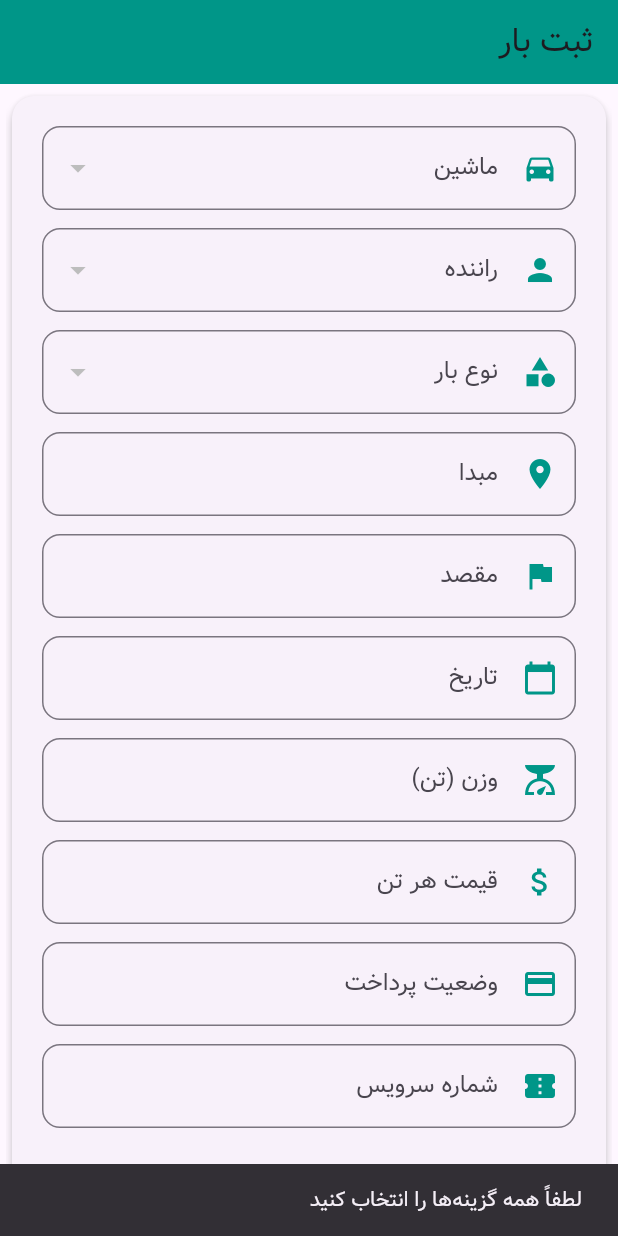
After one commit to asgharkarimi/khatooni, a Flutter app: the screen it shows after launch, after a tap on "ثبت بار", on a phone screen of 412 x 824 dp. The commit adds this screen. Run offline on Flutter 3.47's test engine with Material 3 defaults, Android fonts, the phone set to English and light mode, and no system bars; our stand-ins replace image_picker; network calls fail.

Commit message:
add car cargo form completed cargo after is cargo_TYPE_

```diff
--- /dev/null
+++ b/lib/addcargo_form.dart
@@ -0,0 +1,212 @@
+import 'dart:convert';
+import 'package:flutter/material.dart';
+import 'package:http/http.dart' as http;
+
+class AddCargoForm extends StatefulWidget {
+  @override
+  _AddCargoFormState createState() => _AddCargoFormState();
+}
+
+class _AddCargoFormState extends State<AddCargoForm> {
+  final _formKey = GlobalKey<FormState>();
+
+  List<Map<String, dynamic>> _cars = [];
+  List<Map<String, dynamic>> _drivers = [];
+  List<Map<String, dynamic>> _cargoTypes = [];
+
+  Map<String, dynamic>? _selectedCar;
+  Map<String, dynamic>? _selectedDriver;
+  Map<String, dynamic>? _selectedCargoType;
+
+  final TextEditingController _originController = TextEditingController();
+  final TextEditingController _destinationController = TextEditingController();
+  final TextEditingController _dateController = TextEditingController();
+  final TextEditingController _weightController = TextEditingController();
+  final TextEditingController _pricePerTonController = TextEditingController();
+  final TextEditingController _paymentStatusIdController = TextEditingController();
+  final TextEditingController _serviceNumberController = TextEditingController();
+
+  @override
+  void initState() {
+    super.initState();
+    _fetchCars();
+    _fetchDrivers();
+    _fetchCargoTypes();
+  }
+
+  Future<void> _fetchCars() async {
+    var uri = Uri.parse('http://192.168.188.166/khatoonbar/car_api.php');
+    try {
+      var response = await http.get(uri);
+      if (response.statusCode == 200) {
+        setState(() {
+          _cars = List<Map<String, dynamic>>.from(jsonDecode(response.body)['data'] ?? []);
+        });
+      }
+    } catch (e) {
+      print('Error fetching cars: $e');
+    }
+  }
+
+  Future<void> _fetchDrivers() async {
+    var uri = Uri.parse('http://192.168.188.166/khatoonbar/driver_api.php');
+    try {
+      var response = await http.get(uri);
+      if (response.statusCode == 200) {
+        setState(() {
+          _drivers = List<Map<String, dynamic>>.from(jsonDecode(response.body)['data'] ?? []);
+        });
+      }
+    } catch (e) {
+      print('Error fetching drivers: $e');
+    }
+  }
+
+  Future<void> _fetchCargoTypes() async {
+    var uri = Uri.parse('http://192.168.188.166/khatoonbar/cargo_type_api.php');
+    try {
+      var response = await http.get(uri);
+      if (response.statusCode == 200) {
+        setState(() {
+          _cargoTypes = List<Map<String, dynamic>>.from(jsonDecode(response.body)['data'] ?? []);
+        });
+      }
+    } catch (e) {
+      print('Error fetching cargo types: $e');
+    }
+  }
+
+  Future<void> _submitForm() async {
+    if (_formKey.currentState!.validate()) {
+      if (_selectedCar == null || _selectedDriver == null || _selectedCargoType == null) {
+        ScaffoldMessenger.of(context).showSnackBar(
+          SnackBar(content: Text('لطفاً همه گزینه‌ها را انتخاب کنید')),
+        );
+        return;
+      }
+
+      var uri = Uri.parse('http://192.168.188.166/khatoonbar/cargo_api.php');
+
+      try {
+        var response = await http.post(
+          uri,
+          headers: {'Content-Type': 'application/json'},
+          body: jsonEncode({
+            'car_id': _selectedCar!['id'].toString(),
+            'driver_id': _selectedDriver!['id'].toString(),
+            'cargo_type_id': _selectedCargoType!['id'].toString(),
+            'origin': _originController.text,
+            'destination': _destinationController.text,
+            'date': _dateController.text,
+            'weight': _weightController.text,
+            'price_per_ton': _pricePerTonController.text,
+            'payment_status_id': _paymentStatusIdController.text,
+            'service_number': _serviceNumberController.text,
+          }),
+        );
+
+        if (response.statusCode == 200) {
+          ScaffoldMessenger.of(context).showSnackBar(
+            SnackBar(content: Text('بار با موفقیت ثبت شد')),
+          );
+        } else {
+          ScaffoldMessenger.of(context).showSnackBar(
+            SnackBar(content: Text('خطا در ثبت بار')),
+          );
+        }
+      } catch (e) {
+        ScaffoldMessenger.of(context).showSnackBar(
+          SnackBar(content: Text('خطای شبکه: $e')),
+        );
+      }
+    }
+  }
+
+  @override
+  Widget build(BuildContext context) {
+    return Scaffold(
+      appBar: AppBar(title: Text('ثبت بار'), backgroundColor: Colors.teal),
+      body: Padding(
+        padding: const EdgeInsets.all(4.0),
+        child: Form(
+          key: _formKey,
+          child: SingleChildScrollView(
+            child: Card(
+              shape: RoundedRectangleBorder(borderRadius: BorderRadius.circular(15)),
+              elevation: 3,
+              child: Padding(
+                padding: const EdgeInsets.all(20.0),
+                child: Column(
+                  crossAxisAlignment: CrossAxisAlignment.stretch,
+                  children: [
+                    _buildDropdownField('ماشین', _cars, _selectedCar, Icons.directions_car, (value) {
+                      setState(() => _selectedCar = value);
+                    }),
+                    _buildDropdownField('راننده', _drivers, _selectedDriver, Icons.person, (value) {
+                      setState(() => _selectedDriver = value);
+                    }),
+                    _buildDropdownField('نوع بار', _cargoTypes, _selectedCargoType, Icons.category, (value) {
+                      setState(() => _selectedCargoType = value);
+                    }),
+                    _buildTextFormField('مبدا', _originController, Icons.location_on),
+                    _buildTextFormField('مقصد', _destinationController, Icons.flag),
+                    _buildTextFormField('تاریخ', _dateController, Icons.calendar_today),
+                    _buildTextFormField('وزن (تن)', _weightController, Icons.scale),
+                    _buildTextFormField('قیمت هر تن', _pricePerTonController, Icons.attach_money),
+                    _buildTextFormField('وضعیت پرداخت', _paymentStatusIdController, Icons.payment),
+                    _buildTextFormField('شماره سرویس', _serviceNumberController, Icons.confirmation_number),
+                    SizedBox(height: 16),
+                    ElevatedButton(
+                      onPressed: _submitForm,
+                      style: ElevatedButton.styleFrom(
+                        backgroundColor: Colors.teal,
+                        shape: RoundedRectangleBorder(borderRadius: BorderRadius.circular(12)),
+                        padding: EdgeInsets.symmetric(vertical: 14),
+                      ),
+                      child: Text('ثبت بار', style: TextStyle(fontSize: 18, color: Colors.white)),
+                    ),
+                  ],
+                ),
+              ),
+            ),
+          ),
+        ),
+      ),
+    );
+  }
+
+  Widget _buildDropdownField(String label, List<Map<String, dynamic>> items, Map<String, dynamic>? selectedValue, IconData icon, Function(Map<String, dynamic>?) onChanged) {
+    return Padding(
+      padding: const EdgeInsets.only(bottom: 12.0),
+      child: DropdownButtonFormField<Map<String, dynamic>>(
+        decoration: InputDecoration(
+          prefixIcon: Icon(icon, color: Colors.teal),
+          labelText: label,
+          border: OutlineInputBorder(borderRadius: BorderRadius.circular(12)),
+        ),
+        value: selectedValue,
+        items: items.map((item) {
+          return DropdownMenuItem<Map<String, dynamic>>(
+            value: item,
+            child: Text(item['car_name'] ?? item['name'] ?? item['cargo_type'] ?? 'نامشخص'),
+          );
+        }).toList(),
+        onChanged: onChanged,
+      ),
+    );
+  }
+
+  Widget _buildTextFormField(String label, TextEditingController controller, IconData icon) {
+    return Padding(
+      padding: const EdgeInsets.only(bottom: 12.0),
+      child: TextFormField(
+        controller: controller,
+        decoration: InputDecoration(
+          prefixIcon: Icon(icon, color: Colors.teal),
+          labelText: label,
+          border: OutlineInputBorder(borderRadius: BorderRadius.circular(12)),
+        ),
+      ),
+    );
+  }
+}
--- a/lib/main.dart
+++ b/lib/main.dart
@@ -1,9 +1,7 @@
 import 'package:flutter/material.dart';
 import 'package:flutter_localizations/flutter_localizations.dart';
-import 'package:khatooni/addcar_form.dart';
-import 'package:khatooni/addcargotype_form.dart';
-
-import 'adddriver_form.dart'; // برای پشتیبانی از محلی‌سازی
+import 'package:khatooni/addcargo_form.dart';
+import 'package:khatooni/driver_dropdown.dart';
 
 void main() {
   runApp(const MyApp());
@@ -34,7 +32,7 @@ class MyApp extends StatelessWidget {
       ],
       home: Directionality( // تنظیم جهت نوشت به RTL
         textDirection: TextDirection.rtl,
-        child: AddCargoTypeForm(),
+        child: AddCargoForm(),
       ),
     );
   }
```
Also changed, not shown: lib/driver.dart (added, +23 -0 lines), lib/driver_dropdown.dart (added, +68 -0 lines), lib/driverlist_screen.dart (added, +73 -0 lines), 1 other file.
